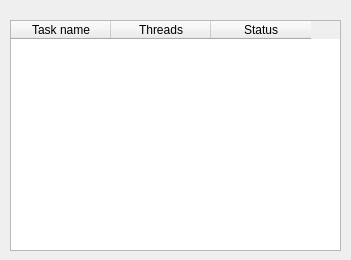
First picture: the form in infodialog.ui, repository DulovDmitry/OrcaLauncher, before the edit.
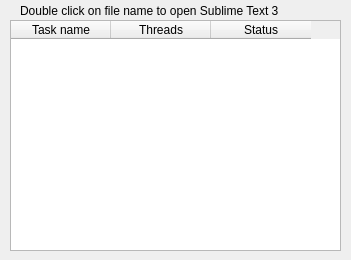
Second picture: the form after the edit.

Commit message: OrcaLauncher v1.1.1 release -реализована фича с Sublime Text 3 -реализовано сохранение основных настроек в реестр Windows -добавлены мелкие улучшения -добавлены комментарии

Diff of the .ui file:
```diff
--- a/infodialog.ui
+++ b/infodialog.ui
@@ -50,6 +50,19 @@
     </property>
    </column>
   </widget>
+  <widget class="QLabel" name="label">
+   <property name="geometry">
+    <rect>
+     <x>20</x>
+     <y>0</y>
+     <width>321</width>
+     <height>21</height>
+    </rect>
+   </property>
+   <property name="text">
+    <string>Double click on file name to open Sublime Text 3</string>
+   </property>
+  </widget>
  </widget>
  <resources/>
  <connections/>
```
Left out of the diff: 3 changed lines with no effect on the pictures. The commit also changes 10 other files.
